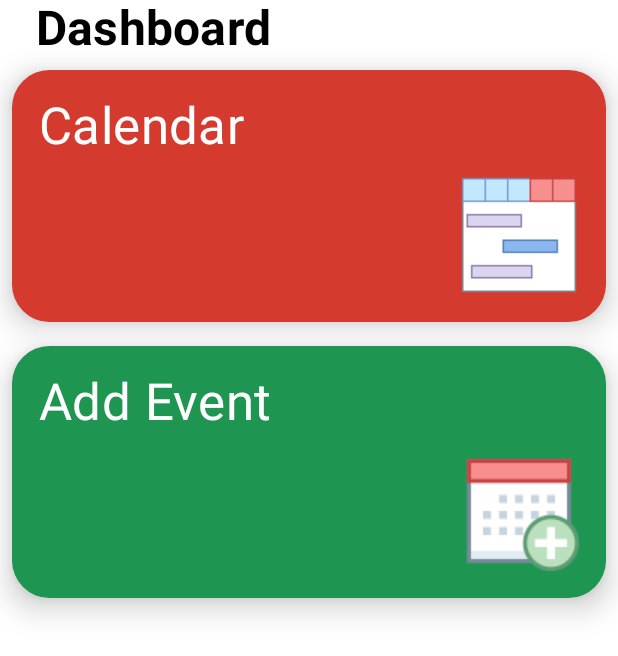
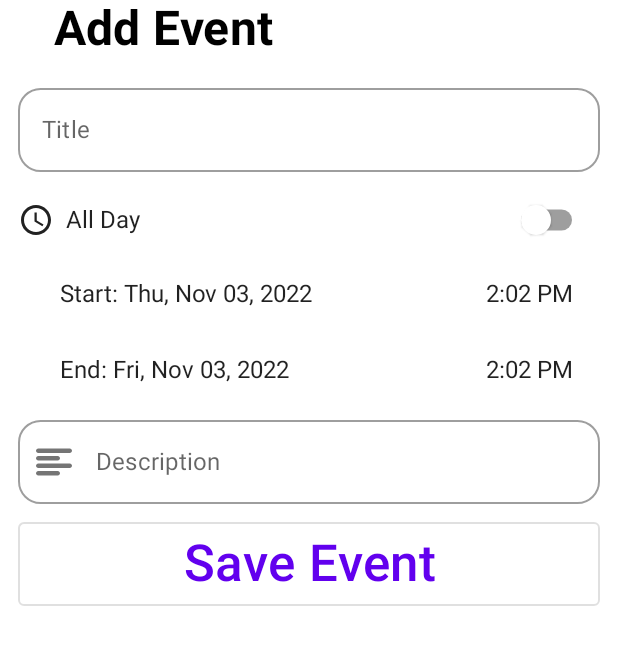
Before and after one commit to DennisTitire/TranServMedicalAndroid, an Android app built with Jetpack Compose: the screen it shows after launch (MainActivity), after a tap on "Add Event", on a phone screen of 412 x 824 dp. Shown: the top 656 px of the screen. Run offline under Robolectric (Android 15) with nearby library versions, the light colour scheme and no system bars; our stand-ins replace accompanist.

Commit message:
implemented SignInScreen, LogInScreen and AddEventScreen

```diff
--- a/app/src/main/java/com/example/transervmedical/MainActivity.kt
+++ b/app/src/main/java/com/example/transervmedical/MainActivity.kt
@@ -3,22 +3,12 @@ package com.example.transervmedical
 import android.os.Bundle
 import androidx.activity.ComponentActivity
 import androidx.activity.compose.setContent
-import androidx.compose.foundation.isSystemInDarkTheme
-import androidx.compose.foundation.layout.fillMaxSize
-import androidx.compose.material.MaterialTheme
-import androidx.compose.material.Surface
-import androidx.compose.material.Text
-import androidx.compose.runtime.Composable
-import androidx.compose.runtime.SideEffect
-import androidx.compose.ui.Modifier
-import androidx.compose.ui.graphics.Color
-import androidx.compose.ui.tooling.preview.Preview
+import androidx.compose.foundation.ExperimentalFoundationApi
 import androidx.navigation.compose.rememberNavController
 import com.example.transervmedical.navigation.Routes
-import com.example.transervmedical.ui.theme.LightGray
 import com.example.transervmedical.ui.theme.TranServMedicalTheme
-import com.google.accompanist.systemuicontroller.rememberSystemUiController
 
+@ExperimentalFoundationApi
 class MainActivity : ComponentActivity() {
     override fun onCreate(savedInstanceState: Bundle?) {
         super.onCreate(savedInstanceState)
--- a/app/src/main/java/com/example/transervmedical/navigation/Routes.kt
+++ b/app/src/main/java/com/example/transervmedical/navigation/Routes.kt
@@ -5,8 +5,11 @@ import androidx.compose.runtime.Composable
 import androidx.navigation.NavHostController
 import androidx.navigation.compose.NavHost
 import androidx.navigation.compose.composable
+import com.example.transervmedical.presentation.screens.add_event.AddEventScreen
 import com.example.transervmedical.presentation.screens.calendar.CalendarScreen
 import com.example.transervmedical.presentation.screens.home.HomeScreen
+import com.example.transervmedical.presentation.screens.log_in.LogInScreen
+import com.example.transervmedical.presentation.screens.sign_in.SignInScreen
 import com.example.transervmedical.presentation.screens.splash.SplashScreen
 
 @ExperimentalFoundationApi
@@ -26,6 +29,15 @@ fun Routes(navHostController: NavHostController) {
         composable(route = Screen.Calendar.route) {
             CalendarScreen()
         }
+        composable(route = Screen.AddEvent.route) {
+            AddEventScreen(navHostController = navHostController)
+        }
+        composable(route = Screen.LogIn.route) {
+            LogInScreen(navHostController = navHostController)
+        }
+        composable(route = Screen.SignIn.route) {
+            SignInScreen(navHostController = navHostController)
+        }
     }
 
 }
--- /dev/null
+++ b/app/src/main/java/com/example/transervmedical/presentation/screens/add_event/AddEventScreen.kt
@@ -0,0 +1,148 @@
+package com.example.transervmedical.presentation.screens.add_event
+
+import android.app.DatePickerDialog
+import androidx.compose.foundation.*
+import androidx.compose.foundation.layout.*
+import androidx.compose.foundation.shape.RoundedCornerShape
+import androidx.compose.material.*
+import androidx.compose.runtime.*
+import androidx.compose.runtime.saveable.rememberSaveable
+import androidx.compose.ui.Alignment
+import androidx.compose.ui.Modifier
+import androidx.compose.ui.graphics.Color
+import androidx.compose.ui.platform.LocalContext
+import androidx.compose.ui.res.painterResource
+import androidx.compose.ui.text.font.FontWeight
+import androidx.compose.ui.text.input.TextFieldValue
+import androidx.compose.ui.text.style.TextAlign
+import androidx.compose.ui.unit.dp
+import androidx.compose.ui.unit.sp
+import androidx.navigation.NavHostController
+import com.example.transervmedical.R
+
+@Composable
+fun AddEventScreen(
+    navHostController: NavHostController
+) {
+    val context = LocalContext.current
+    var titleEvent by remember { mutableStateOf(TextFieldValue("")) }
+    var descriptionEvent by remember { mutableStateOf(TextFieldValue("")) }
+    var allDay by rememberSaveable { mutableStateOf(false) }
+
+    Column(
+        modifier = Modifier
+            .fillMaxSize()
+            .background(MaterialTheme.colors.background)
+            .padding(start = 12.dp, end = 12.dp)
+            .verticalScroll(rememberScrollState()),
+    ) {
+        Text(
+            modifier = Modifier.padding(start = 24.dp),
+            text = "Add Event",
+            style = MaterialTheme.typography.h6.copy(
+                fontWeight = FontWeight.Bold,
+                fontSize = 32.sp,
+                color = if (isSystemInDarkTheme()) Color.White else Color.Black
+            )
+        )
+        OutlinedTextField(
+            value = titleEvent,
+            onValueChange = { titleEvent = it },
+            label = { Text(text = "Title") },
+            shape = RoundedCornerShape(15.dp),
+            maxLines = 1,
+            modifier = Modifier
+                .fillMaxWidth()
+                .padding(top = 12.dp)
+        )
+        Spacer(Modifier.height(8.dp))
+        Column {
+            Row(
+                horizontalArrangement = Arrangement.SpaceBetween,
+                verticalAlignment = Alignment.CenterVertically,
+                modifier = Modifier
+                    .fillMaxWidth()
+                    .padding(end = 12.dp)
+            ) {
+                Row(
+                    verticalAlignment = Alignment.CenterVertically
+                ) {
+                    Icon(painter = painterResource(R.drawable.ic_time), null)
+                    Spacer(Modifier.width(8.dp))
+                    Text(
+                        text = "All Day",
+                        style = MaterialTheme.typography.body1
+                    )
+                }
+                Switch(
+                    checked = allDay,
+                    onCheckedChange = { allDay = !allDay }
+                )
+            }
+            Row(
+                horizontalArrangement = Arrangement.SpaceBetween,
+                verticalAlignment = Alignment.CenterVertically,
+                modifier = Modifier.fillMaxWidth()
+            ) {
+                Text(
+                    text = "Start: Thu, Nov 03, 2022",
+                    style = MaterialTheme.typography.body1,
+                    modifier = Modifier
+                        .clickable { DatePickerDialog(context).show() }
+                        .padding(horizontal = 28.dp, vertical = 16.dp)
+                )
+                Text(
+                    text = "2:02 PM",
+                    style = MaterialTheme.typography.body1,
+                    modifier = Modifier
+                        .clickable { "TimePickerDialog(context).show()" }
+                        .padding(horizontal = 18.dp, vertical = 16.dp)
+
+                )
+            }
+            Row(
+                horizontalArrangement = Arrangement.SpaceBetween,
+                verticalAlignment = Alignment.CenterVertically,
+                modifier = Modifier.fillMaxWidth()
+            ) {
+                Text(
+                    text = "End: Fri, Nov 03, 2022",
+                    style = MaterialTheme.typography.body1,
+                    modifier = Modifier
+                        .clickable { /* TODO */ }
+                        .padding(horizontal = 28.dp, vertical = 16.dp)
+                )
+                Text(
+                    text = "2:02 PM",
+                    style = MaterialTheme.typography.body1,
+                    modifier = Modifier
+                        .clickable { /* TODO */ }
+                        .padding(horizontal = 18.dp, vertical = 16.dp)
+                )
+            }
+
+            OutlinedTextField(
+                value = descriptionEvent,
+                onValueChange = { descriptionEvent = it },
+                label = { Text(text = "Description") },
+                shape = RoundedCornerShape(15.dp),
+                modifier = Modifier.fillMaxWidth(),
+                leadingIcon = {
+                    Icon(painter = painterResource(id = R.drawable.ic_description), null)
+                }
+            )
+            OutlinedButton(
+                onClick = { /*TODO*/ },
+                modifier = Modifier
+                    .fillMaxWidth()
+                    .padding(top = 12.dp),
+            ) {
+                Text(
+                    text = "Save Event",
+                    style = MaterialTheme.typography.h4.copy(fontWeight = FontWeight.SemiBold),
+                    textAlign = TextAlign.Center
+                )
+            }
+        }
+    }
+}
--- a/app/src/main/java/com/example/transervmedical/presentation/screens/home/HomeScreen.kt
+++ b/app/src/main/java/com/example/transervmedical/presentation/screens/home/HomeScreen.kt
@@ -5,6 +5,8 @@ import androidx.compose.foundation.isSystemInDarkTheme
 import androidx.compose.foundation.layout.Column
 import androidx.compose.foundation.layout.fillMaxSize
 import androidx.compose.foundation.layout.padding
+import androidx.compose.foundation.rememberScrollState
+import androidx.compose.foundation.verticalScroll
 import androidx.compose.material.MaterialTheme
 import androidx.compose.material.Text
 import androidx.compose.runtime.Composable
@@ -29,6 +31,7 @@ fun HomeScreen(
         modifier = Modifier
             .fillMaxSize()
             .background(MaterialTheme.colors.background)
+            .verticalScroll(rememberScrollState())
     ) {
         Text(
             modifier = Modifier.padding(start = 24.dp),
@@ -53,6 +56,23 @@ fun HomeScreen(
         ) {
             navHostController.navigate(Screen.AddEvent.route)
         }
+
+        // DELETE FROM HERE
+        HomeItem(
+            title = "LogIn",
+            image = R.drawable.calendar_add_event_image,
+            backgroundColor = Green,
+        ) {
+            navHostController.navigate(Screen.LogIn.route)
+        }
+
+        HomeItem(
+            title = "SignIn",
+            image = R.drawable.calendar_add_event_image,
+            backgroundColor = Green,
+        ) {
+            navHostController.navigate(Screen.SignIn.route)
+        }
     }
 }
 
--- /dev/null
+++ b/app/src/main/res/drawable/ic_description.xml
@@ -0,0 +1,18 @@
+<vector xmlns:android="http://schemas.android.com/apk/res/android"
+    android:width="24dp"
+    android:height="24dp"
+    android:viewportWidth="24"
+    android:viewportHeight="24">
+    <path
+        android:fillColor="#FF000000"
+        android:pathData="M1.5,6h21a1.5,1.5 0,0 0,0 -3H1.5a1.5,1.5 0,0 0,0 3Z" />
+    <path
+        android:fillColor="#FF000000"
+        android:pathData="M1.5,11h13a1.5,1.5 0,0 0,0 -3H1.5a1.5,1.5 0,0 0,0 3Z" />
+    <path
+        android:fillColor="#FF000000"
+        android:pathData="M14.5,18H1.5a1.5,1.5 0,0 0,0 3h13a1.5,1.5 0,0 0,0 -3Z" />
+    <path
+        android:fillColor="#FF000000"
+        android:pathData="M22.5,13H1.5a1.5,1.5 0,0 0,0 3h21a1.5,1.5 0,0 0,0 -3Z" />
+</vector>
--- /dev/null
+++ b/app/src/main/res/drawable/ic_time.xml
@@ -0,0 +1,13 @@
+<vector xmlns:android="http://schemas.android.com/apk/res/android"
+    android:width="24dp"
+    android:height="24dp"
+    android:tint="#000000"
+    android:viewportWidth="24"
+    android:viewportHeight="24">
+    <path
+        android:fillColor="@android:color/white"
+        android:pathData="M11.99,2C6.47,2 2,6.48 2,12s4.47,10 9.99,10C17.52,22 22,17.52 22,12S17.52,2 11.99,2zM12,20c-4.42,0 -8,-3.58 -8,-8s3.58,-8 8,-8 8,3.58 8,8 -3.58,8 -8,8z" />
+    <path
+        android:fillColor="@android:color/white"
+        android:pathData="M12.5,7H11v6l5.25,3.15 0.75,-1.23 -4.5,-2.67z" />
+</vector>
```
Also changed, not shown: app/src/main/java/com/example/transervmedical/presentation/screens/log_in/LogInScreen.kt (added, +82 -0 lines), app/src/main/java/com/example/transervmedical/presentation/screens/sign_in/SignInScreen.kt (added, +108 -0 lines).
